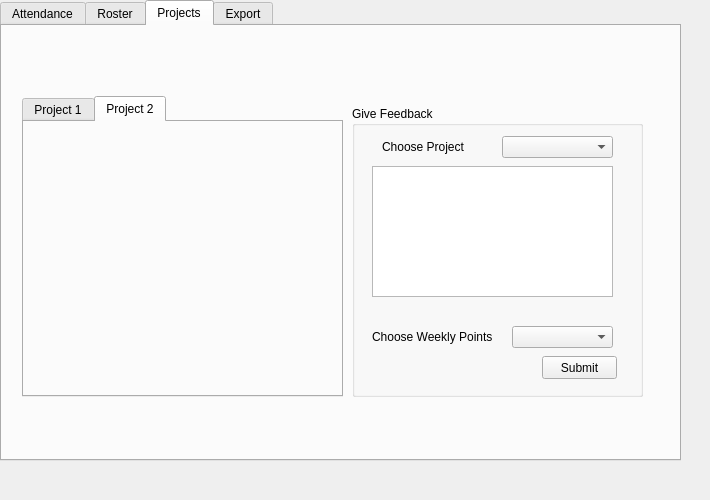
First picture: the form in CMS.ui, repository lizhao1993/CMS, before the edit.
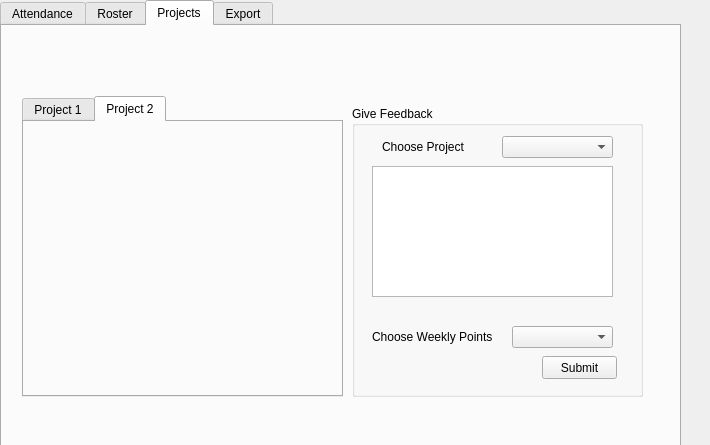
Second picture: the form after the edit. The open tabs and pages were chosen to show the change.

```diff
--- a/CMS.ui
+++ b/CMS.ui
@@ -7,7 +7,7 @@
     <x>0</x>
     <y>0</y>
     <width>710</width>
-    <height>500</height>
+    <height>445</height>
    </rect>
   </property>
   <property name="windowTitle">
```
Left out of the diff: 2 changed lines with no effect on the pictures.
